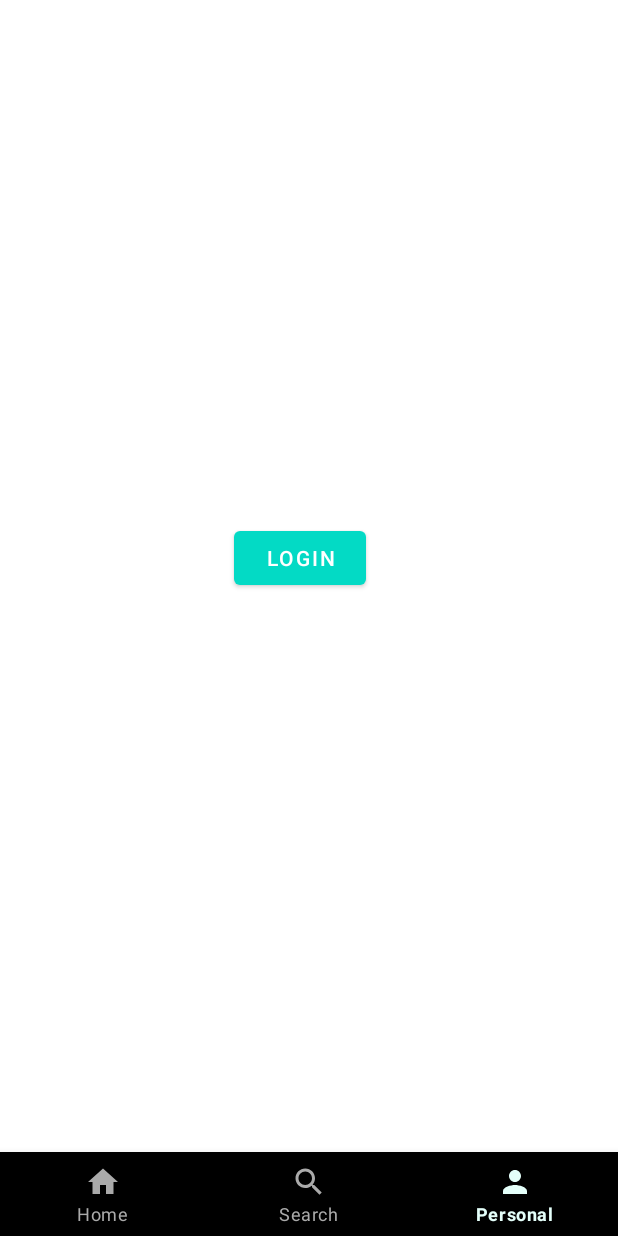
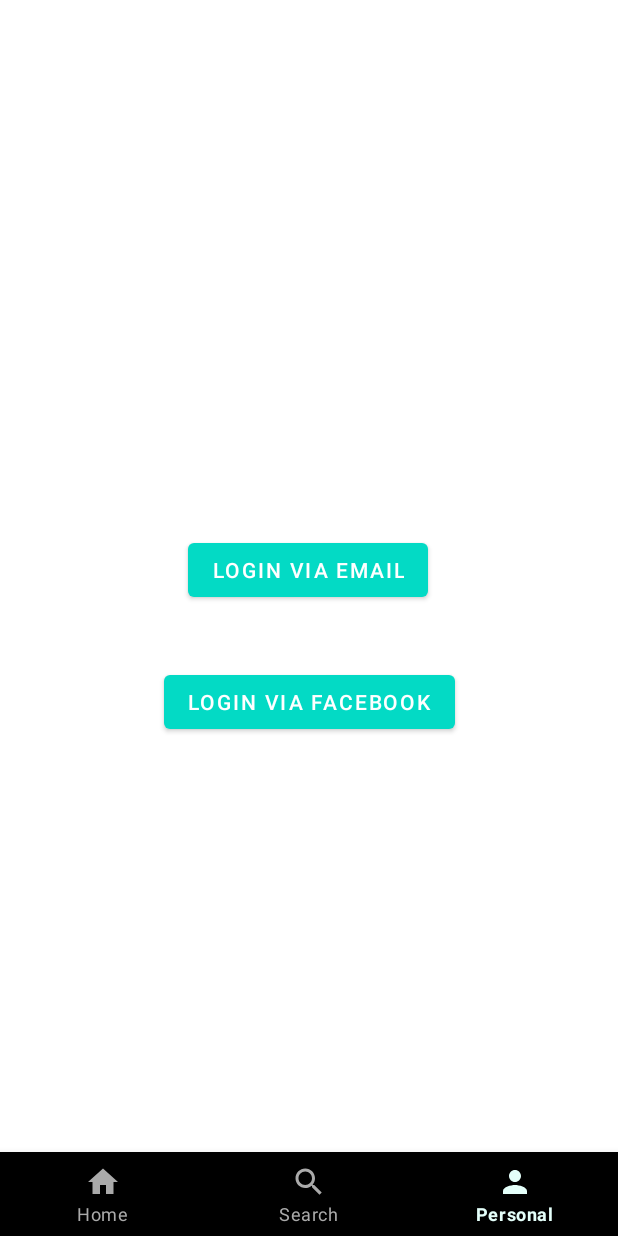
Before and after one commit to IowaSanae/app-nghe-nhac, an Android app: the screen it shows after launch (MainActivity), item 3 of the bottom bar chosen, on a phone screen of 412 x 824 dp. Run offline under Robolectric (Android 15) with nearby library versions, the light colour scheme and no system bars; our stand-ins replace Firebase (no records; nobody signed in at launch, a user with empty details on screens opened directly), Picasso; plain views replace LoginButton; pictures from the network do not load.

Commit message:
add FB login

```diff
--- a/HomeScreen/app/build.gradle
+++ b/HomeScreen/app/build.gradle
@@ -43,6 +43,8 @@
     //Import firebase
     implementation platform('com.google.firebase:firebase-bom:29.0.1')
     implementation 'com.google.firebase:firebase-analytics'
+    //Import fb sdk
+    implementation 'com.facebook.android:facebook-android-sdk:[8,9)'
     dependencies {
         implementation 'me.relex:circleindicator:1.2.2@aar'
     }
--- a/HomeScreen/app/src/main/AndroidManifest.xml
+++ b/HomeScreen/app/src/main/AndroidManifest.xml
@@ -11,6 +11,9 @@
         android:roundIcon="@mipmap/ic_launcher_round"
         android:supportsRtl="true"
         android:theme="@style/Theme.HomeScreen">
+        <activity
+            android:name=".Login.FBLoginActivity"
+            android:exported="false" />
         <activity
             android:name=".Login.HomeActivity"
             android:exported="false" />
@@ -35,6 +38,8 @@
                 <category android:name="android.intent.category.LAUNCHER" />
             </intent-filter>
         </activity>
+        <meta-data android:name="com.facebook.sdk.ApplicationId" android:value="@string/facebook_app_id"/> <activity android:name="com.facebook.FacebookActivity" android:configChanges= "keyboard|keyboardHidden|screenLayout|screenSize|orientation" android:label="@string/app_name" /> <activity android:name="com.facebook.CustomTabActivity" android:exported="true"> <intent-filter> <action android:name="android.intent.action.VIEW" /> <category android:name="android.intent.category.DEFAULT" /> <category android:name="android.intent.category.BROWSABLE" /> <data android:scheme="@string/fb_login_protocol_scheme" /> </intent-filter> </activity>
+
     </application>
 
 </manifest>
--- a/HomeScreen/app/src/main/java/tdtu/finalproject/homescreen/Fragment/Fragment_Personal.java
+++ b/HomeScreen/app/src/main/java/tdtu/finalproject/homescreen/Fragment/Fragment_Personal.java
@@ -61,6 +61,7 @@
 public class Fragment_Personal extends Fragment {
     View view;
     Button btnLogin;
+    Button btnLoginFB;
 
 
     @Nullable
@@ -78,6 +79,15 @@
 
             }
         });
+
+        btnLoginFB = view.findViewById(R.id.btnLoginFB);
+        btnLoginFB.setOnClickListener(new View.OnClickListener() {
+            @Override
+            public void onClick(View view) {
+                Intent fbPage = new Intent(getActivity(), FBLoginActivity.class);
+                startActivity(fbPage);
+            }
+        });
         return view;
     }
 }
--- a/HomeScreen/app/src/main/res/layout/activity_home.xml
+++ b/HomeScreen/app/src/main/res/layout/activity_home.xml
@@ -4,7 +4,7 @@
     xmlns:tools="http://schemas.android.com/tools"
     android:layout_width="match_parent"
     android:layout_height="match_parent"
-    android:background="#000000"
+    android:background="#3fb78d"
     tools:context=".Login.HomeActivity">
     <TextView
         android:id="@+id/textView2"
--- a/HomeScreen/app/src/main/res/layout/activity_login.xml
+++ b/HomeScreen/app/src/main/res/layout/activity_login.xml
@@ -4,6 +4,7 @@
     xmlns:tools="http://schemas.android.com/tools"
     android:layout_width="match_parent"
     android:layout_height="match_parent"
+    android:background="@drawable/bgsignup"
     tools:context=".Login.LoginActivity">
 
     <EditText
--- a/HomeScreen/app/src/main/res/layout/activity_sign_up.xml
+++ b/HomeScreen/app/src/main/res/layout/activity_sign_up.xml
@@ -4,6 +4,7 @@
     xmlns:tools="http://schemas.android.com/tools"
     android:layout_width="match_parent"
     android:layout_height="match_parent"
+    android:background="@drawable/bglogin"
     tools:context=".Login.SignUpActivity">
 
     <EditText
--- a/HomeScreen/app/src/main/res/layout/fragment_personal.xml
+++ b/HomeScreen/app/src/main/res/layout/fragment_personal.xml
@@ -5,38 +5,29 @@
     android:layout_width="match_parent"
     android:layout_height="match_parent">
 
-    <TextView
-        android:id="@+id/textView"
-        android:layout_width="wrap_content"
-        android:layout_height="wrap_content"
-        android:layout_marginStart="176dp"
-        android:layout_marginTop="356dp"
-        android:text="Personal"
-        app:layout_constraintStart_toStartOf="parent"
-        app:layout_constraintTop_toTopOf="parent" />
+
     <Button
         android:id="@+id/btnLogin"
         android:layout_width="wrap_content"
         android:layout_height="wrap_content"
         android:layout_marginStart="156dp"
-        android:layout_marginTop="348dp"
+        android:layout_marginTop="356dp"
         android:layout_marginEnd="161dp"
-        android:text="Login"
+        android:text="Login via Email"
         app:layout_constraintEnd_toEndOf="parent"
-        app:layout_constraintHorizontal_bias="0.0"
+        app:layout_constraintHorizontal_bias="0.47"
         app:layout_constraintStart_toStartOf="parent"
         app:layout_constraintTop_toTopOf="parent" />
 
-<!--    <com.facebook.login.widget.LoginButton-->
-<!--        android:id="@+id/login_button"-->
-<!--        android:layout_width="187dp"-->
-<!--        android:layout_height="28dp"-->
-<!--        android:layout_gravity="center_horizontal"-->
-<!--        android:layout_marginStart="112dp"-->
-<!--        android:layout_marginTop="84dp"-->
-<!--        android:layout_marginEnd="112dp"-->
-<!--        app:layout_constraintEnd_toEndOf="parent"-->
-<!--        app:layout_constraintHorizontal_bias="0.0"-->
-<!--        app:layout_constraintStart_toStartOf="parent"-->
-<!--        app:layout_constraintTop_toBottomOf="@+id/btnLogin" />-->
+    <Button
+        android:id="@+id/btnLoginFB"
+        android:layout_width="wrap_content"
+        android:layout_height="wrap_content"
+        android:layout_marginTop="40dp"
+        android:text="Login via Facebook"
+        app:layout_constraintEnd_toEndOf="parent"
+        app:layout_constraintStart_toStartOf="parent"
+        app:layout_constraintTop_toBottomOf="@+id/btnLogin" />
+
+
 </androidx.constraintlayout.widget.ConstraintLayout>
--- a/HomeScreen/app/src/main/res/values/strings.xml
+++ b/HomeScreen/app/src/main/res/values/strings.xml
@@ -1,3 +1,6 @@
 <resources>
     <string name="app_name">AMusic</string>
+    <string name="facebook_app_id">1052297882012690</string>
+    <string name="fb_login_protocol_scheme">fb1052297882012690</string>
+
 </resources>
```
Also changed, not shown: HomeScreen/app/src/main/java/tdtu/finalproject/homescreen/Login/FBLoginActivity.java (added, +167 -0 lines), HomeScreen/app/src/main/res/layout/activity_fblogin.xml (added, +52 -0 lines), HomeScreen/app/src/main/res/drawable/bglogin.png (added), HomeScreen/app/src/main/res/drawable/bgsignup.png (added), HomeScreen/app/src/main/res/drawable/logo.png (added).
